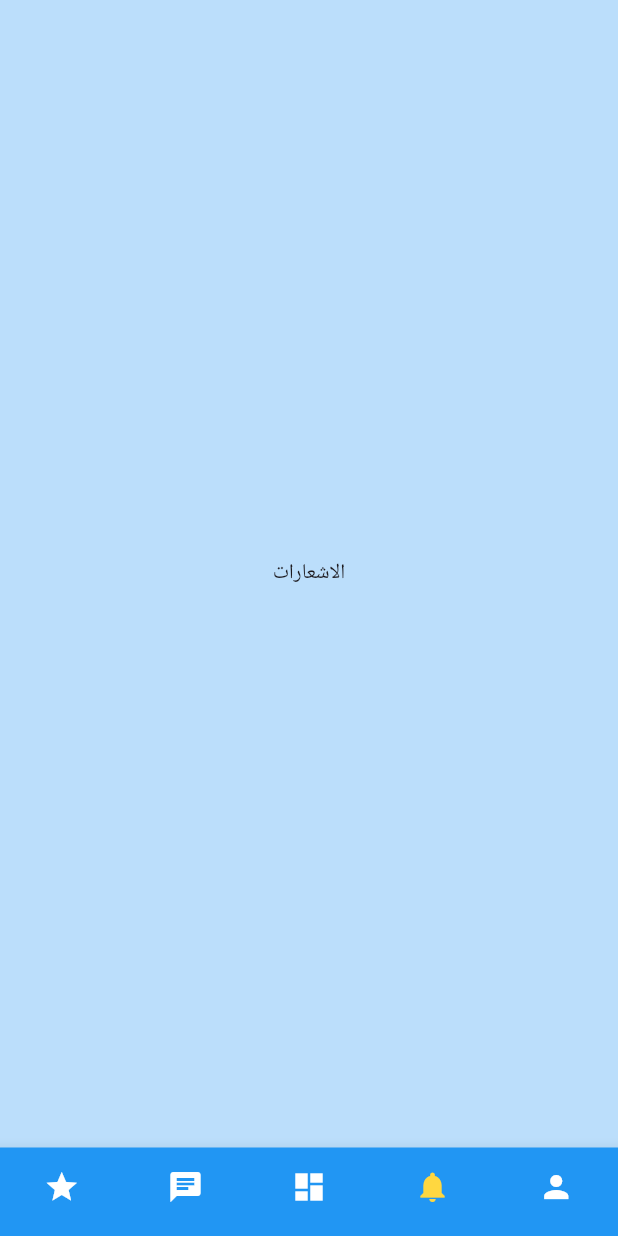
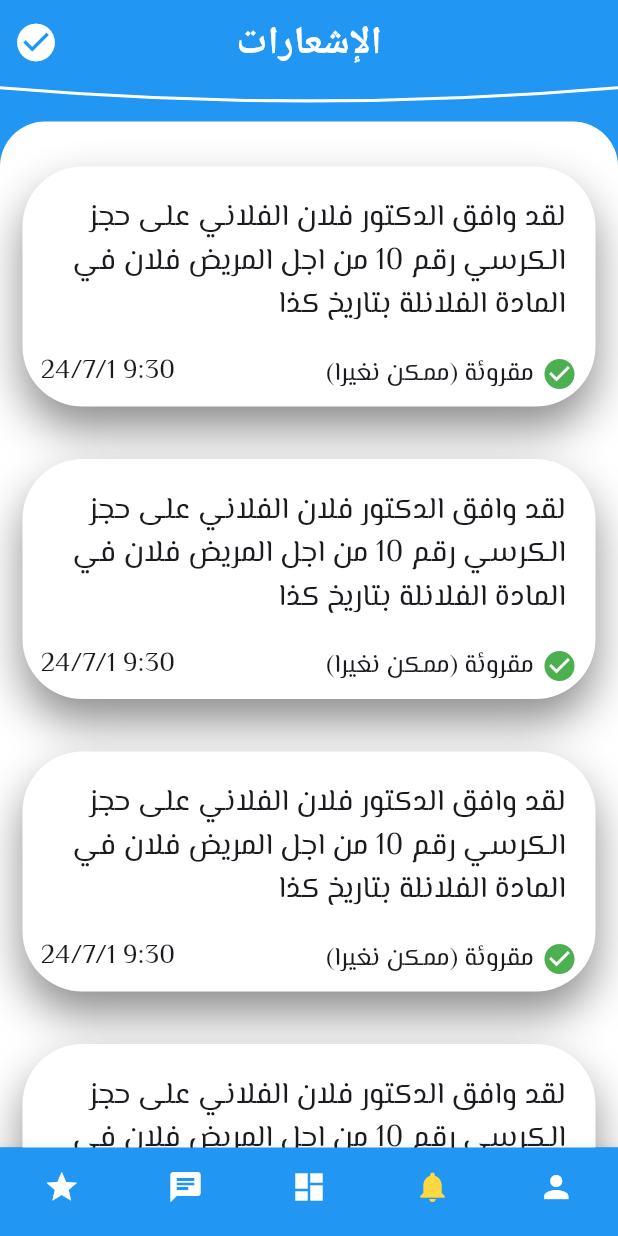
Before and after one commit to abdullah1alawad/new_clinic, a Flutter app: the MainScreen screen opened directly, item 2 of the bottom bar chosen, on a phone screen of 412 x 824 dp. Run offline on Flutter 3.47's test engine with Material 3 defaults, Android fonts, the phone set to English and light mode, and no system bars; our stand-ins replace dio, flutter_custom_clippers, image_picker, jwt_decoder, shared_preferences; accounts and stored records are empty.

Commit message:
favorite and notification screens

```diff
--- a/lib/core/utils/theme_config.dart
+++ b/lib/core/utils/theme_config.dart
@@ -15,7 +15,7 @@ class ThemeConfig {
 
   static ThemeData lightTheme = ThemeData(
     primaryColor: lightPrimary,
-    scaffoldBackgroundColor: lightBG,
+    scaffoldBackgroundColor: lightPrimary,
     appBarTheme: AppBarTheme(
       backgroundColor: lightPrimary,
       //elevation: 0,
--- a/lib/screens/auth/login.dart
+++ b/lib/screens/auth/login.dart
@@ -13,6 +13,7 @@ class LoginScreen extends StatelessWidget {
   @override
   Widget build(BuildContext context) {
     return Scaffold(
+      backgroundColor: Theme.of(context).colorScheme.background,
       body: ListView(
         children: <Widget>[
           ElevatedButton(
--- a/lib/screens/main_screen.dart
+++ b/lib/screens/main_screen.dart
@@ -1,4 +1,6 @@
 import 'package:clinic_test_app/screens/appointments/appointments.dart';
+import 'package:clinic_test_app/screens/favorite_screen.dart';
+import 'package:clinic_test_app/screens/notifications_screen.dart';
 import 'package:clinic_test_app/screens/profile.dart';
 import 'package:flutter/material.dart';
 
@@ -20,17 +22,16 @@ class _MainScreenState extends State<MainScreen> {
 
   final List<Widget> _screens = [
     const ProfileScreen(),
-    const Text('الاشعارات'),
+    const NotificationsScreen(),
     const AppointmentsScreen(),
     const Text('المحادثة'),
-    const Text('المفضلة'),
+    const FavoriteScreen(),
   ];
 
   @override
   Widget build(BuildContext context) {
     return Scaffold(
       //appBar: AppBar(),
-      backgroundColor: Theme.of(context).colorScheme.background,
       body: Center(child: _screens[_selectedScreen]),
       bottomNavigationBar: BottomNavigationBar(
         onTap: _selectScreen,
--- /dev/null
+++ b/lib/screens/notifications_screen.dart
@@ -0,0 +1,57 @@
+import 'package:clinic_test_app/widgets/back_ground_container.dart';
+import 'package:clinic_test_app/widgets/custom_bottom_app_bar.dart';
+import 'package:clinic_test_app/widgets/notifications_card.dart';
+import 'package:flutter/material.dart';
+
+class NotificationsScreen extends StatelessWidget {
+  const NotificationsScreen({super.key});
+
+  @override
+  Widget build(BuildContext context) {
+    return Scaffold(
+      appBar: AppBar(
+        title: const Text('الإشعارات'),
+        bottom: const CustomBottonAppBar(),
+        actions: [
+          IconButton(
+            onPressed: () {
+              ScaffoldMessenger.of(context).showSnackBar(
+                SnackBar(
+                  content: Text(
+                    'تمت تعليم الكل ك مقروء',
+                    style: TextStyle(
+                      color: Colors.white,
+                      fontSize: 18,
+                    ),
+                  ),
+                  backgroundColor: Colors.green.shade400,
+                  behavior: SnackBarBehavior.floating,
+                  width: 200,
+                  duration: Duration(milliseconds: 1000),
+                  //showCloseIcon: true,
+                ),
+              );
+            },
+            icon: const Icon(
+              Icons.check_circle,
+              color: Colors.white,
+              size: 30,
+            ),
+          ),
+        ],
+      ),
+      body: BackGroundContainer(
+        child: ListView.builder(
+          itemCount: 5,
+          itemBuilder: (context, index) {
+            if (index != 4) {
+              return const NotificationCard();
+            } else {
+              return const SizedBox(height: 50);
+            }
+          },
+        ),
+      ),
+    );
+  }
+}
--- a/lib/screens/appointments/appointment_card.dart
+++ b/lib/widgets/appointment_card.dart
@@ -32,7 +32,7 @@ class AppointmentCard extends StatelessWidget {
         );
       },
       child: Container(
-        margin: const EdgeInsets.symmetric(horizontal: 15, vertical: 10),
+        margin: const EdgeInsets.symmetric(horizontal: 15, vertical: 5),
         height: 190,
         child: Stack(
           alignment: Alignment.bottomCenter,
@@ -41,7 +41,7 @@ class AppointmentCard extends StatelessWidget {
               height: 165,
               decoration: BoxDecoration(
                 borderRadius: BorderRadius.circular(40),
-                color: Colors.white,
+                color: Theme.of(context).colorScheme.secondary,
                 boxShadow: const [
                   BoxShadow(
                     offset: Offset(0, 15),
--- /dev/null
+++ b/lib/widgets/back_ground_container.dart
@@ -0,0 +1,22 @@
+import 'package:flutter/material.dart';
+import 'package:flutter/widgets.dart';
+
+class BackGroundContainer extends StatelessWidget {
+  final Widget child;
+  const BackGroundContainer({super.key, required this.child});
+
+  @override
+  Widget build(BuildContext context) {
+    return Container(
+      margin: const EdgeInsets.only(top: 20),
+      decoration: const BoxDecoration(
+        borderRadius: BorderRadius.only(
+          topLeft: Radius.circular(30),
+          topRight: Radius.circular(30),
+        ),
+        color: Colors.white,
+      ),
+      child: child,
+    );
+  }
+}
--- /dev/null
+++ b/lib/widgets/custom_bottom_app_bar.dart
@@ -0,0 +1,23 @@
+import 'package:clinic_test_app/widgets/my_painter.dart';
+import 'package:flutter/material.dart';
+
+class CustomBottonAppBar extends StatelessWidget
+    implements PreferredSizeWidget {
+  const CustomBottonAppBar({super.key});
+
+  @override
+  Widget build(BuildContext context) {
+    return CustomPaint(
+      size: Size(MediaQuery.of(context).size.width, 5),
+      painter: MyPainter(),
+      // Container(
+      //   color: Theme.of(context).colorScheme.secondary,
+      //   height: 1.0,
+      // ),
+    );
+  }
+
+  @override
+  // TODO: implement preferredSize
+  Size get preferredSize => const Size(double.infinity, 5);
+}
--- /dev/null
+++ b/lib/widgets/notifications_card.dart
@@ -0,0 +1,97 @@
+import 'package:clinic_test_app/widgets/custom_container.dart';
+import 'package:flutter/material.dart';
+
+class NotificationCard extends StatelessWidget {
+  const NotificationCard({super.key});
+
+  @override
+  Widget build(BuildContext context) {
+    return InkWell(
+      onTap: () {
+        showDialog(
+          useSafeArea: true,
+          context: context,
+          builder: (context) => CustomContainer(
+            data: const [
+              Column(
+                children: [
+                  Text(
+                    'قريبا...',
+                    style: TextStyle(fontSize: 50),
+                  )
+                ],
+              )
+            ],
+            icon: Icons.notifications,
+            onPressButton: () {
+              Navigator.of(context).pop();
+            },
+            buttonText: "تم",
+            height: 700,
+          ),
+        );
+      },
+      child: Container(
+        margin: const EdgeInsets.symmetric(horizontal: 15, vertical: 5),
+        height: 185,
+        child: Stack(
+          alignment: Alignment.bottomCenter,
+          children: [
+            Container(
+              height: 160,
+              decoration: BoxDecoration(
+                borderRadius: BorderRadius.circular(40),
+                color: Theme.of(context).colorScheme.secondary,
+                boxShadow: const [
+                  BoxShadow(
+                    offset: Offset(0, 15),
+                    blurRadius: 25,
+                    color: Colors.black45,
+                  )
+                ],
+              ),
+              child: const Padding(
+                padding: EdgeInsets.all(20.0),
+                child: Text(
+                  'لقد وافق الدكتور فلان الفلاني على حجز الكرسي رقم 10 من اجل المريض فلان في المادة الفلانلة بتاريخ كذا',
+                  style: TextStyle(
+                    fontFamily: 'ElMessiri',
+                    fontSize: 20,
+                  ),
+                ),
+              ),
+            ),
+            const Positioned(
+              bottom: 10,
+              right: 12,
+              child: Row(
+                children: [
+                  Icon(
+                    Icons.check_circle,
+                    color: Colors.green,
+                  ),
+                  SizedBox(width: 5),
+                  Text(
+                    'مقروئة (ممكن نغيرا)',
+                    style: TextStyle(fontFamily: 'ElMessiri', fontSize: 17),
+                  ),
+                ],
+              ),
+            ),
+            const Positioned(
+              bottom: 10,
+              left: 12,
+              child: Text(
+                '9:30 24/7/1',
+                style: TextStyle(
+                  fontFamily: 'ElMessiri',
+                  fontSize: 18,
+                ),
+              ),
+            ),
+          ],
+        ),
+      ),
+    );
+  }
+}
```
Also changed, not shown: lib/screens/appointments/appointments.dart (+17 -15 lines), lib/screens/appointments/coming_appointments.dart (+10 -52 lines), lib/screens/appointments/completed_appointments.dart (+10 -44 lines), lib/screens/favorite_screen.dart (added, +57 -0 lines), lib/screens/profile.dart (+13 -4 lines), lib/widgets/my_painter.dart (added, +22 -0 lines).
